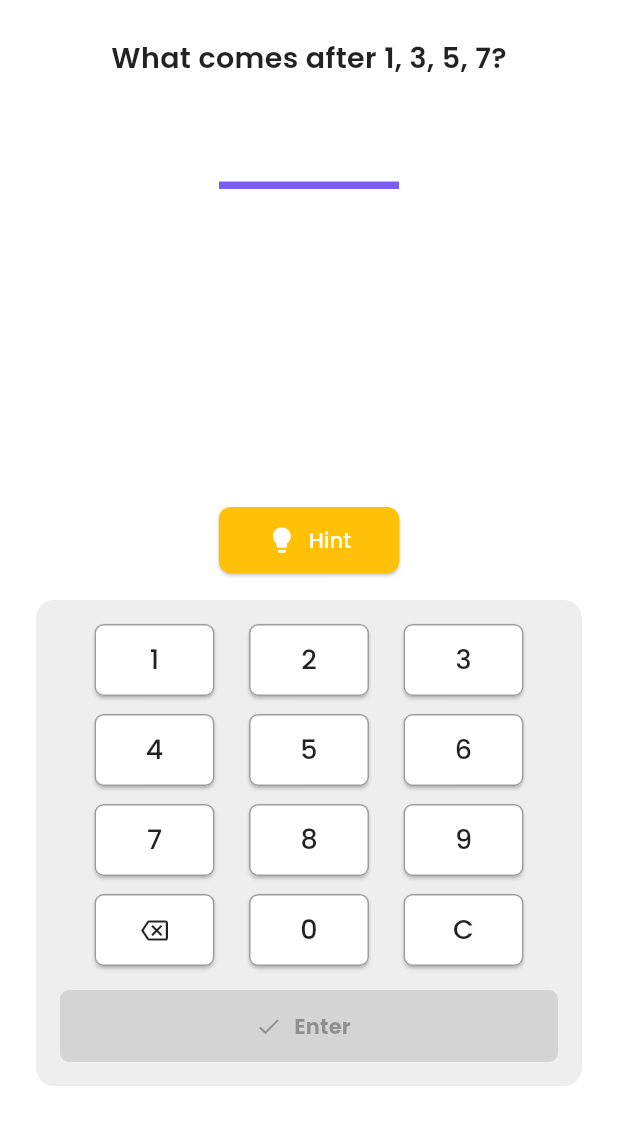
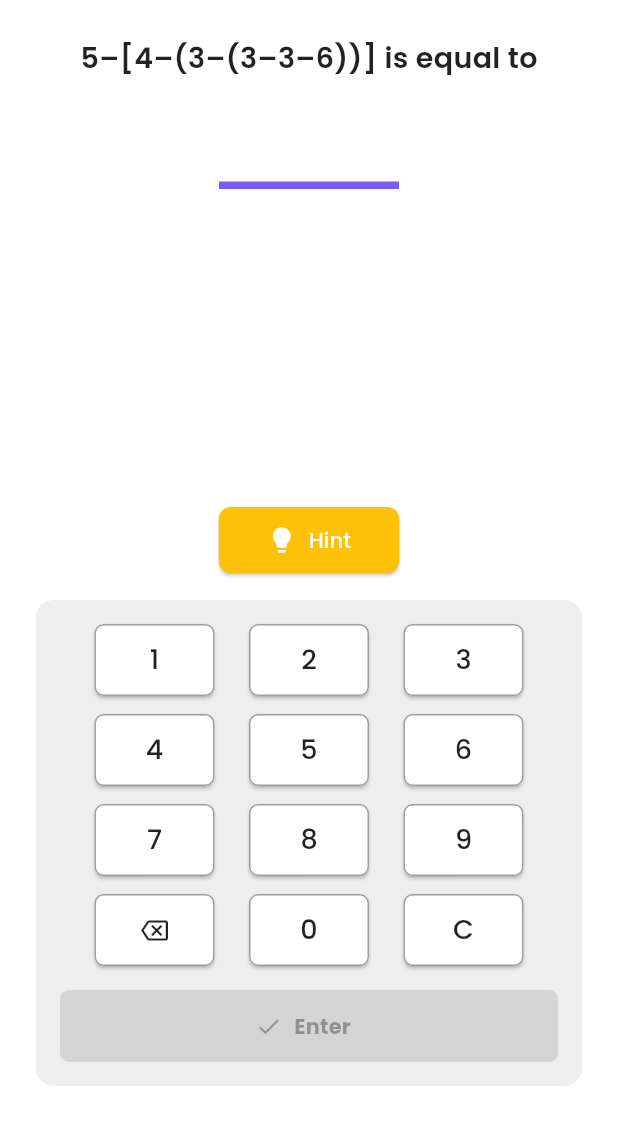
Before and after one commit to Subham29R/math-riddle-app, a Flutter app: the HardMathQuizPage screen opened directly with empty values, on a phone screen of 412 x 824 dp, the part 108-1236 px from its top. Run offline on Flutter 3.47's test engine with Material 3 defaults, Android fonts, the light colour scheme and no system bars; our stand-ins replace confetti, font_awesome_flutter, google_fonts, shared_preferences; accounts and stored records are empty.

Commit message:
Added 15 question of hardmath (#7)
Co-authored-by: Subham Rathi <rathisubham29@gmail.com>

```diff
--- a/lib/hardmaths/hardmath_data.dart
+++ b/lib/hardmaths/hardmath_data.dart
@@ -1,92 +1,52 @@
 import 'hardMath_question_model.dart';
 
 final List<HardMathQuestion> hardMathQuestions = [
-  HardMathQuestion(question: "What comes after 1, 3, 5, 7?", answer: "9"),
+  HardMathQuestion(question: "5–[4–(3–(3–3–6))] is equal to", answer: "10"),
   HardMathQuestion(
     question:
-        "I am a number. Multiply me by 4 and subtract 6, and you get 18. What number am I?",
-    answer: "6",
+        "3,8,27,112,?,3396",
+    answer: "565",
   ),
   HardMathQuestion(
     question:
-        "What number do you get when you multiply all the numbers on a telephone dial pad?",
-    answer: "0",
+        "The square of a natural number subtracted from its cube is 48. The number is",
+    answer: "4",
   ),
   HardMathQuestion(
-    question: "How many times can you subtract the number 5 from 25?",
-    answer: "1",
+    question: "3,18,12,72,66,396,?",
+    answer: "390",
   ),
   HardMathQuestion(
     question:
-        "I am a 2-digit number. My tens digit is 3 more than my units digit. My digits add up to 9. What am I?",
-    answer: "36",
+        "if 1120/Math.sqrt(p)=80,then P is equal to",
+         answer: "196",
   ),
-  HardMathQuestion(question: "7=13\n11=21\n16=?", answer: "31"),
+  HardMathQuestion(question: "1,2,6,24,?", answer: "120"),
   HardMathQuestion(
     question:
-        "Turn me on my side, and I am everything. Cut me in half and I am nothing. What am I?",
-    answer: "8",
+        "The digit in unit's place of the number (1570)² + (1571)² + (1572)² + (1573)² is",
+    answer: "4",
   ),
   HardMathQuestion(
     question:
-        "A couple went for a picnic. They have 5 sons, and each son has three sisters. Each sister has one baby. In total, how many people went to the picnic?",
-    answer: "13",
+        "51,52,56,65,?",
+    answer: "81",
   ),
-  HardMathQuestion(question: "1, 8, 27, ?", answer: "64"),
-  HardMathQuestion(question: "7645, 5764, 4576", answer: "6457"),
+  HardMathQuestion(question: "4⁶¹ + 4⁶² + 4⁶³ is divisible by which smallest number?", answer: "3"),
+  HardMathQuestion(question: "2,8,18,?,50", answer: "32"),
   HardMathQuestion(
     question:
-        "If three kids eat three pizzas in three minutes, how many pizzas will six kids eat in six minutes?",
-    answer: "12",
+        "When 10¹⁰⁰ is divided by 7, the remainder is?",
+    answer: "4",
   ),
   HardMathQuestion(
     question:
-        "There are seven people at a party. Each shakes hands once with each other. How many handshakes in total?",
-    answer: "21",
+        "Find the unit digit in the product :- (4387)²⁴⁵ × (621)⁷²",
+    answer: "7",
   ),
-  HardMathQuestion(question: "7=13\n11=20\n16=29\n20=?", answer: "36"),
-  HardMathQuestion(question: "3, 5=34\n8,2=68\n4,6=52\n5,1=?", answer: "26"),
-  HardMathQuestion(question: "0, 1, 1, 2, 3, 5, ?", answer: "8"),
-  HardMathQuestion(
-    question:
-        "Three times what number is not larger than two times the same number?",
-    answer: "0",
-  ),
-  HardMathQuestion(
-    question:
-        "I am a number, but when you add 'G' to me, I go away. What number am I?",
-    answer: "1",
-  ),
-  HardMathQuestion(
-    question: "How many 9's are there between 1 and 100?",
-    answer: "20",
-  ),
-  HardMathQuestion(question: "1, 12, 36, ?", answer: "80"),
-  HardMathQuestion(question: "120, ?, 6, 2, 1", answer: "24"),
-  HardMathQuestion(question: "1, 27, 125, ?", answer: "343"),
-  HardMathQuestion(question: "32=25\n47=18\n23=52\n74=?", answer: "81"),
-  HardMathQuestion(question: "7=15\n11=20\n16=35\n20=?", answer: "16"),
-  HardMathQuestion(question: "3,5=6\n8,2=4\n4,6=8\n5,1=?", answer: "2"),
-  HardMathQuestion(
-    question: "9,16 = 1\n4,36 = 4\n81,121 = 2\n25,49 = ?",
-    answer: "2",
-  ),
-  HardMathQuestion(
-    question:
-        "What is the four-digit number where the first digit is one-fourth of the last digit? The second digit is 6 times the first, third is second plus 3.",
-    answer: "1694",
-  ),
-  HardMathQuestion(question: "47,53,59,61,?", answer: "67"),
-  HardMathQuestion(
-    question:
-        "2,12,30,?",
-    answer: "56",
-  ),
-  HardMathQuestion(
-    question: "21,6 = 9\n11,7 = 6\n36,3 = 13\n1,8 = ?",
-    answer: "3",
-  ),
-  HardMathQuestion(question: "343, ?, 27, 1", answer: "125"),
+  HardMathQuestion(question: "7=13\n12=28\n22=38\n42=?", answer: "38"),
+  HardMathQuestion(question: "38,49,89,3??", answer: "88"),
+  HardMathQuestion(question: "25=121\n36=207\n47=327\n28=?", answer: "508"),
   HardMathQuestion(question: '', imagePath: 'assets/31.jpg', answer: '30'),
   HardMathQuestion(question: '', imagePath: 'assets/32.jpg', answer: '13'),
   HardMathQuestion(question: '', imagePath: 'assets/33.jpg', answer: '64'),
--- a/lib/hardmaths/hardmath_hint_data.dart
+++ b/lib/hardmaths/hardmath_hint_data.dart
@@ -6,66 +6,38 @@ class HardMathHintData {
 }
 
 final List<HardMathHintData> hardMathHintList = [
-  HardMathHintData(hint: "Odd number pattern.", solution: "Next is 9."),
+  HardMathHintData(hint: "Normal BODMASS", solution: "10->ANS"),
   HardMathHintData(
-    hint: "Do the math step by step.",
-    solution: "4×6 = 24, then -6 = 18.",
+    hint: "N*(num)+num",
+    solution: "3*2+2=8\n8*3+3=27\n112*5+5=565->ANS",
   ),
-  HardMathHintData(hint: "Think about 0.", solution: "Any number × 0 = 0."),
+  HardMathHintData(hint: "Try to make an equation", solution: "N³ - N² = 48 → N = 4"),
   HardMathHintData(
-    hint: "Only once means one time.",
-    solution: "25 - 5 = 20. Then not 25.",
+    hint: "*6,-6...",
+    solution: "66 * 6 = 396,\n396 - 6 = 390->ANS",
   ),
   HardMathHintData(
-    hint: "Try digits that add to 9.",
-    solution: "36 → 3 + 6 = 9.",
+    hint: "p = (1120/80)²",
+    solution: "p = 196->ANS",
   ),
   HardMathHintData(
-    hint: "Add close numbers.",
-    solution: "7+6=13, 11+10=21, 16+15=31.",
+    hint: "!",
+    solution: "Factorial: 5! = 120->ANS",
   ),
-  HardMathHintData(hint: "Look at the shape.", solution: "Half of 8 is 0."),
+  HardMathHintData(hint: "Focus on unit digits", solution: "0 + 1 + 4 + 9 = 14; Unit digit: 4->ANS"),
   HardMathHintData(
-    hint: "Don’t count same people twice.",
-    solution: "Total is 13.",
+    hint: "Addition of Squares",
+    solution: "51+1 = 52\n52+4 = 56\n56+9 = 65\n65+16 = 81->ANS",
   ),
-  HardMathHintData(hint: "They're cubes.", solution: "1³, 2³, 3³, 4³ → 64."),
-  HardMathHintData(hint: "Last digit is coming front", solution: "6457"),
+  HardMathHintData(hint: "Take common", solution: "4⁶¹×(1 + 4 + 4²)\n21 is divided by 3(smallest)->ANS"),
+  HardMathHintData(hint: "2*× (num + 1)²", solution: "2*(1)² = 18\n2*(2)² = 8\n2*(3)² = 18\n 2*(4)² = 32->ANS"),
   HardMathHintData(hint: "Eating rate stays same.", solution: "3×4 = 12 pizzas."),
-  HardMathHintData(hint: "It's a handshake formula.", solution: "7C2 = 21."),
-  HardMathHintData(hint: "Look at how it increases.", solution: "Next is 36."),
-  HardMathHintData(hint: "Square then add.", solution: "5² + 1 = 26."),
-  HardMathHintData(hint: "Fibonacci numbers.", solution: "5 + 3 = 8."),
-  HardMathHintData(hint: "Try x = 0.", solution: "3×0 = 0 ≤ 2×0 = 0."),
-  HardMathHintData(hint: "Spelling trick.", solution: "1 + G = Gone."),
-  HardMathHintData(
-    hint: "Count how many 9s.",
-    solution: "10 in each place = 20.",
-  ),
-  HardMathHintData(
-    hint: "Addition of Cube and Square",
-    solution: "4³ + 4² = 80.",
-  ),
-  HardMathHintData(
-    hint: "It's reverse factorials.",
-    solution: "5! = 120, 4! = 24...",
-  ),
-  HardMathHintData(hint: "Cubes of odd numbers.", solution: "7³ = 343."),
-  HardMathHintData(hint: "Reverse and play with it.", solution: "Reverse of 18 is 81."),
-  HardMathHintData(hint: "+1,-2 Pattern", solution: "20 - 4 = 16."),
-  HardMathHintData(hint: "(a+b)-(a-b)", solution: "6 - 4 = 2."),
-  HardMathHintData(
-    hint: "Think square roots.",
-    solution: "Count perfect squares.",
-  ),
-  HardMathHintData(hint: "Try a combo that works.", solution: "1, 6, 9, 4 work."),
-  HardMathHintData(hint: "They’re all primes.", solution: "Next is 67."),
-  HardMathHintData(hint: "n*(n+1)", solution: "Multiply with gaps of 2;7*8 = 56."),
-  HardMathHintData(hint: "/3", solution: "(1+8)/3 = 3."),
-  HardMathHintData(
-    hint: "Cubes in reverse order.",
-    solution: "7³, 5³, 3³, 1³ → 125.",
-  ),
+  HardMathHintData(hint: "Focus on Unit digit\nUnit digit of power 7 cycle:7,9,3,1", solution: "For 7->245/4 = 61 with remainder of 1;7^1 = 1\nFor 1-> Unit digit will always be 1\n7 * 1 = 7->ANS"),
+  HardMathHintData(hint: "Addition", solution: "20,40,60,42 + 38 = 80->ANS"),
+  HardMathHintData(hint: "Prime Number", solution: "Addition of digits\n11,13,17,3+8+8=19\n88->ANS"),
+  HardMathHintData(hint: "Cube-Square.", solution: "8³ - 2² = 508->ANS"),
+
+
 
   HardMathHintData(hint: "Opposite side", solution: "6×5 = 30"),
   HardMathHintData(hint: "/4", solution: "(44+8)/4 = 13"),
--- a/lib/riddles/riddle_data.dart
+++ b/lib/riddles/riddle_data.dart
@@ -65,7 +65,7 @@ final List<RiddleQuestion> riddleQuestions = [
   RiddleQuestion(question: "120, ?, 6, 2, 1", answer: "24"),
   RiddleQuestion(question: "1, 27, 125, ?", answer: "343"),
   RiddleQuestion(question: "32=25\n47=18\n23=52\n74=?", answer: "81"),
-  RiddleQuestion(question: "7=15\n11=20\n16=35\n20=?", answer: "16"),
+  RiddleQuestion(question: "7=15\n11=20\n16=35\n20=?", answer: "36"),
   RiddleQuestion(question: "3,5=6\n8,2=4\n4,6=8\n5,1=?", answer: "2"),
   RiddleQuestion(
     question: "9,16 = 1\n4,36 = 4\n81,121 = 2\n25,49 = ?",
@@ -89,7 +89,7 @@ final List<RiddleQuestion> riddleQuestions = [
   RiddleQuestion(question: "343, ?, 27, 1", answer: "125"),
   RiddleQuestion(question: '', imagePath: 'assets/31.jpg', answer: '30'),
   RiddleQuestion(question: '', imagePath: 'assets/32.jpg', answer: '13'),
-  RiddleQuestion(question: '', imagePath: 'assets/33.jpg', answer: '64'),
+  RiddleQuestion(question: '', imagePath: 'assets/33.jpg', answer: '10'),
   RiddleQuestion(question: '', imagePath: 'assets/34.jpg', answer: '17'),
   RiddleQuestion(question: '', imagePath: 'assets/35.jpg', answer: '204'),
   RiddleQuestion(question: '', imagePath: 'assets/36.jpg', answer: '3'),
--- a/lib/riddles/riddle_hint_data.dart
+++ b/lib/riddles/riddle_hint_data.dart
@@ -51,7 +51,10 @@ final List<RiddleHintData> riddleHintList = [
     solution: "5! = 120, 4! = 24...",
   ),
   RiddleHintData(hint: "Cubes of odd numbers.", solution: "7³ = 343."),
-  RiddleHintData(hint: "Reverse and play with it.", solution: "Reverse of 18 is 81."),
+  RiddleHintData(
+    hint: "Reverse and play with it.",
+    solution: "Reverse of 18 is 81.",
+  ),
   RiddleHintData(hint: "+1,-2 Pattern", solution: "20 - 4 = 16."),
   RiddleHintData(hint: "(a+b)-(a-b)", solution: "6 - 4 = 2."),
   RiddleHintData(
@@ -60,7 +63,10 @@ final List<RiddleHintData> riddleHintList = [
   ),
   RiddleHintData(hint: "Try a combo that works.", solution: "1, 6, 9, 4 work."),
   RiddleHintData(hint: "They’re all primes.", solution: "Next is 67."),
-  RiddleHintData(hint: "n*(n+1)", solution: "Multiply with gaps of 2;7*8 = 56."),
+  RiddleHintData(
+    hint: "n*(n+1)",
+    solution: "Multiply with gaps of 2;7*8 = 56.",
+  ),
   RiddleHintData(hint: "/3", solution: "(1+8)/3 = 3."),
   RiddleHintData(
     hint: "Cubes in reverse order.",
@@ -69,16 +75,23 @@ final List<RiddleHintData> riddleHintList = [
 
   RiddleHintData(hint: "Opposite side", solution: "6×5 = 30"),
   RiddleHintData(hint: "/4", solution: "(44+8)/4 = 13"),
-  RiddleHintData(hint: "Traverse the row in reverse order", solution: " Multiply;3*? = 30;10->ANS."),
-  RiddleHintData(hint: "Count grid based Squares", solution: "1x1 squares: 8 rows * 8 columns = 64 squares\n" +
-                "2x2 squares: 7 rows * 7 columns = 49 squares\n" +
-                "3x3 squares: 6 rows * 6 columns = 36 squares\n" +
-                "4x4 squares: 5 rows * 5 columns = 25 squares\n" +
-                "5x5 squares: 4 rows * 4 columns = 16 squares\n" +
-                "6x6 squares: 3 rows * 3 columns = 9 squares\n" +
-                "7x7 squares: 2 rows * 2 columns = 4 squares\n" +
-                "8x8 squares: 1 row  * 1 column  = 1 square"),
+  RiddleHintData(
+    hint: "Traverse the row in reverse order",
+    solution: " Multiply;3*? = 30;10->ANS.",
+  ),
   RiddleHintData(hint: "+2", solution: "15 + 2 = 17"),
+  RiddleHintData(
+    hint: "Count grid based Squares",
+    solution:
+        "1x1 squares: 8 rows * 8 columns = 64 squares\n" +
+        "2x2 squares: 7 rows * 7 columns = 49 squares\n" +
+        "3x3 squares: 6 rows * 6 columns = 36 squares\n" +
+        "4x4 squares: 5 rows * 5 columns = 25 squares\n" +
+        "5x5 squares: 4 rows * 4 columns = 16 squares\n" +
+        "6x6 squares: 3 rows * 3 columns = 9 squares\n" +
+        "7x7 squares: 2 rows * 2 columns = 4 squares\n" +
+        "8x8 squares: 1 row  * 1 column  = 1 square-> Ans: 204",
+  ),
   RiddleHintData(hint: "a² − b²", solution: "2² − 1² = 3"),
   RiddleHintData(hint: "√A + √B", solution: "√1 + √9 = 4"),
   RiddleHintData(
@@ -91,7 +104,7 @@ final List<RiddleHintData> riddleHintList = [
   RiddleHintData(hint: "Prime number", solution: "Next prime after 33 is 37"),
   RiddleHintData(hint: "Multiply by center number", solution: "15 × 5 = 75"),
   RiddleHintData(hint: "a²−1, a²+1 pattern", solution: "8² + 1 = 65"),
-  RiddleHintData(hint: "a² − 1", solution: "5² − 1 = 24"),
+  RiddleHintData(hint: "2ⁿ − 1", solution: "2⁵ − 1 = 31->(ANS)"),
   RiddleHintData(
     hint: "Add all − Subtract some",
     solution: "Sum: 1+2+8+6+6+5+4+7 = 39 → 39−5−4 = 30",
```
Also changed, not shown: pubspec.lock.
